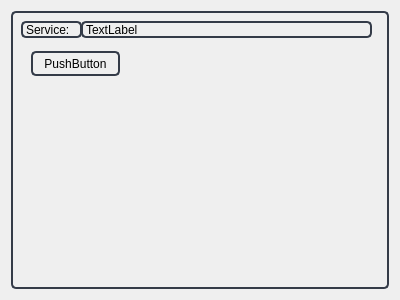
First picture: the form in service.ui, repository EdwinFairchild/BLE-PyDex, before the edit.
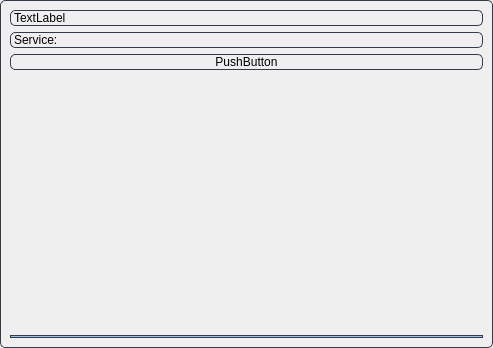
Second picture: the form after the edit.

```diff
--- a/service.ui
+++ b/service.ui
@@ -6,18 +6,30 @@
    <rect>
     <x>0</x>
     <y>0</y>
-    <width>400</width>
-    <height>300</height>
+    <width>493</width>
+    <height>348</height>
    </rect>
   </property>
   <property name="windowTitle">
    <string>Form</string>
   </property>
   <layout class="QVBoxLayout" name="verticalLayout">
+   <property name="leftMargin">
+    <number>0</number>
+   </property>
+   <property name="topMargin">
+    <number>0</number>
+   </property>
+   <property name="rightMargin">
+    <number>0</number>
+   </property>
+   <property name="bottomMargin">
+    <number>0</number>
+   </property>
    <item>
     <widget class="QFrame" name="frame">
      <property name="styleSheet">
-      <string notr="true">border: 2px solid rgb(52, 59, 72);
+      <string notr="true">border: 1px solid rgb(52, 59, 72);
 border-radius: 5px;</string>
      </property>
      <property name="frameShape">
@@ -26,45 +38,62 @@
      <property name="frameShadow">
       <enum>QFrame::Raised</enum>
      </property>
-     <widget class="QLabel" name="service_label">
-      <property name="geometry">
-       <rect>
-        <x>10</x>
-        <y>10</y>
-        <width>61</width>
-        <height>17</height>
-       </rect>
-      </property>
-      <property name="text">
-       <string>Service:</string>
-      </property>
-     </widget>
-     <widget class="QLabel" name="uuid_label">
-      <property name="geometry">
-       <rect>
-        <x>70</x>
-        <y>10</y>
-        <width>291</width>
-        <height>17</height>
-       </rect>
-      </property>
-      <property name="text">
-       <string>TextLabel</string>
-      </property>
-     </widget>
-     <widget class="QPushButton" name="hello_btn">
-      <property name="geometry">
-       <rect>
-        <x>20</x>
-        <y>40</y>
-        <width>89</width>
-        <height>25</height>
-       </rect>
-      </property>
-      <property name="text">
-       <string>PushButton</string>
-      </property>
-     </widget>
+     <layout class="QVBoxLayout" name="verticalLayout_2">
+      <item>
+       <widget class="QLabel" name="uuid_label">
+        <property name="text">
+         <string>TextLabel</string>
+        </property>
+       </widget>
+      </item>
+      <item>
+       <widget class="QLabel" name="service_label">
+        <property name="text">
+         <string>Service:</string>
+        </property>
+       </widget>
+      </item>
+      <item>
+       <widget class="QPushButton" name="hello_btn">
+        <property name="text">
+         <string>PushButton</string>
+        </property>
+       </widget>
+      </item>
+      <item>
+       <spacer name="verticalSpacer">
+        <property name="orientation">
+         <enum>Qt::Vertical</enum>
+        </property>
+        <property name="sizeHint" stdset="0">
+         <size>
+          <width>20</width>
+          <height>40</height>
+         </size>
+        </property>
+       </spacer>
+      </item>
+      <item>
+       <widget class="Line" name="line">
+        <property name="font">
+         <font>
+          <weight>75</weight>
+          <bold>true</bold>
+         </font>
+        </property>
+        <property name="styleSheet">
+         <string notr="true">color: rgb(98, 160, 234);
+background-color: rgb(153, 193, 241);</string>
+        </property>
+        <property name="lineWidth">
+         <number>3</number>
+        </property>
+        <property name="orientation">
+         <enum>Qt::Horizontal</enum>
+        </property>
+       </widget>
+      </item>
+     </layout>
     </widget>
    </item>
   </layout>
```
